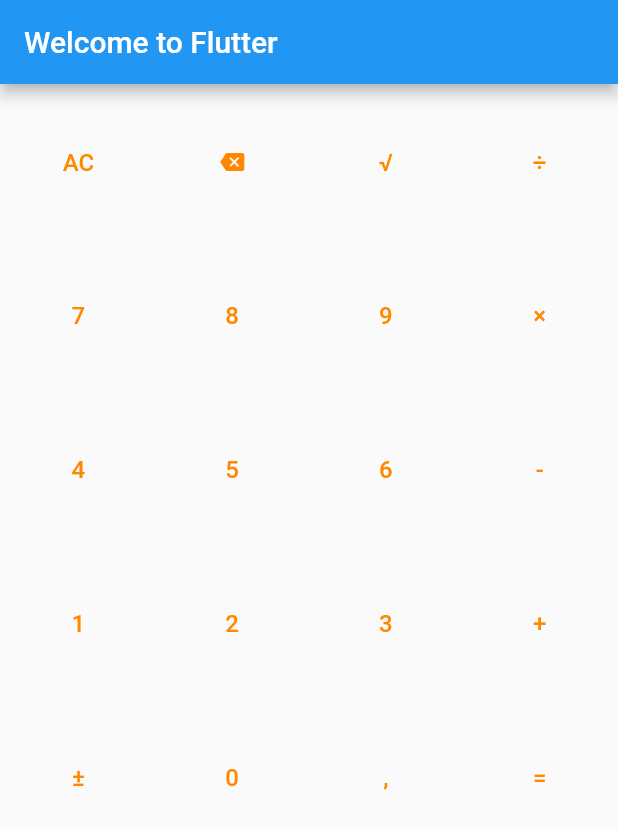
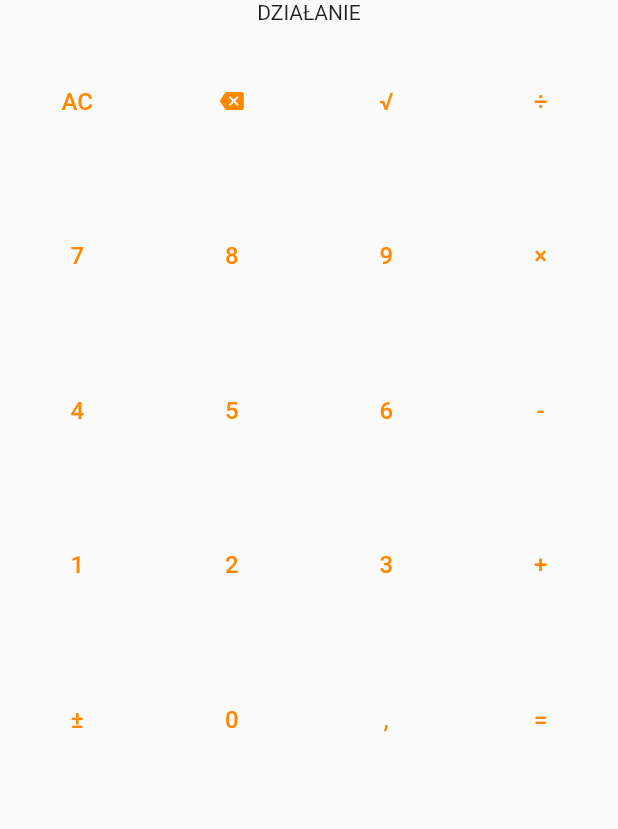
Before and after one commit to xAdiro/Flutter-calculator, a Flutter app: the screen it shows after launch, on a phone screen of 412 x 824 dp. Shown: the top 829 px of the screen. Run offline on Flutter 3.47's test engine with Material 2 defaults, Android fonts, the phone set to English and light mode, and no system bars.

Commit message:
Finished basic buttons appearance. Began writing simple logic

```diff
--- a/lib/button_panel/animations.dart
+++ b/lib/button_panel/animations.dart
@@ -9,8 +9,7 @@ class PanelAnimation {
       parent: controller,
       curve: Curves.easeOutCubic,
     );
-    animation = Tween<double>(begin: 100, end: 1).animate(_curve)
-          ..addListener(() {})
+    animation = Tween<double>(begin: 0, end: 1).animate(_curve)
 
         //padding in grid
         /*..addStatusListener((status) {
--- a/lib/button_panel/content.dart
+++ b/lib/button_panel/content.dart
@@ -1,5 +1,6 @@
 import 'package:flutter/material.dart';
 import 'package:flutter/widgets.dart';
+import 'package:calculator/button_panel/animations.dart';
 
 //Style
 const double _buttonFontSize = 16;
@@ -52,5 +53,6 @@ class CalcButton extends StatelessWidget {
       ),
       //decoration: BoxDecoration(border: Border.all(color: Colors.black)),
     );
+    ;
   }
 }
--- a/lib/button_panel/layout.dart
+++ b/lib/button_panel/layout.dart
@@ -32,11 +32,18 @@ class _ButtonPanelState extends State<ButtonPanel>
 
   @override
   Widget build(BuildContext context) {
-    return GridView.count(
-      crossAxisCount: 4,
-      primary: false,
-      children: [for (var i in buttonList) i],
-      padding: EdgeInsets.all(panelAnimation.animation.value),
+    // ignore: avoid_unnecessary_containers
+    return Container(
+      child: Transform.scale(
+        scale: panelAnimation.animation.value,
+        child: GridView.count(
+          crossAxisCount: 4,
+          primary: false,
+          children: buttonList,
+        ),
+      ),
+      height: 500,
+      width: 500,
     );
   }
 }
--- a/lib/main.dart
+++ b/lib/main.dart
@@ -1,4 +1,5 @@
 import 'package:calculator/button_panel/layout.dart';
+import 'package:calculator/operations_screen/layout.dart';
 import 'package:flutter/material.dart';
 
 void main() => runApp(const MyApp());
@@ -11,11 +12,8 @@ class MyApp extends StatelessWidget {
     return MaterialApp(
       title: 'Welcome to Flutter',
       home: Scaffold(
-        appBar: AppBar(
-          title: const Text('Welcome to Flutter'),
-        ),
-        body: const Center(
-          child: ButtonPanel(),
+        body: Column(
+          children: [OperationScreen(), const ButtonPanel()],
         ),
       ),
     );
--- /dev/null
+++ b/lib/operations_screen/layout.dart
@@ -0,0 +1,15 @@
+import 'package:flutter/cupertino.dart';
+
+class OperationScreen extends StatefulWidget {
+  @override
+  _OperationScreenState createState() => _OperationScreenState();
+}
+
+class _OperationScreenState extends State<OperationScreen> {
+  @override
+  Widget build(BuildContext context) {
+    return Container(
+      child: Text("DZIAŁANIE"),
+    );
+  }
+}
```
Also changed, not shown: lib/logic/operations.dart (added, +32 -0 lines).
